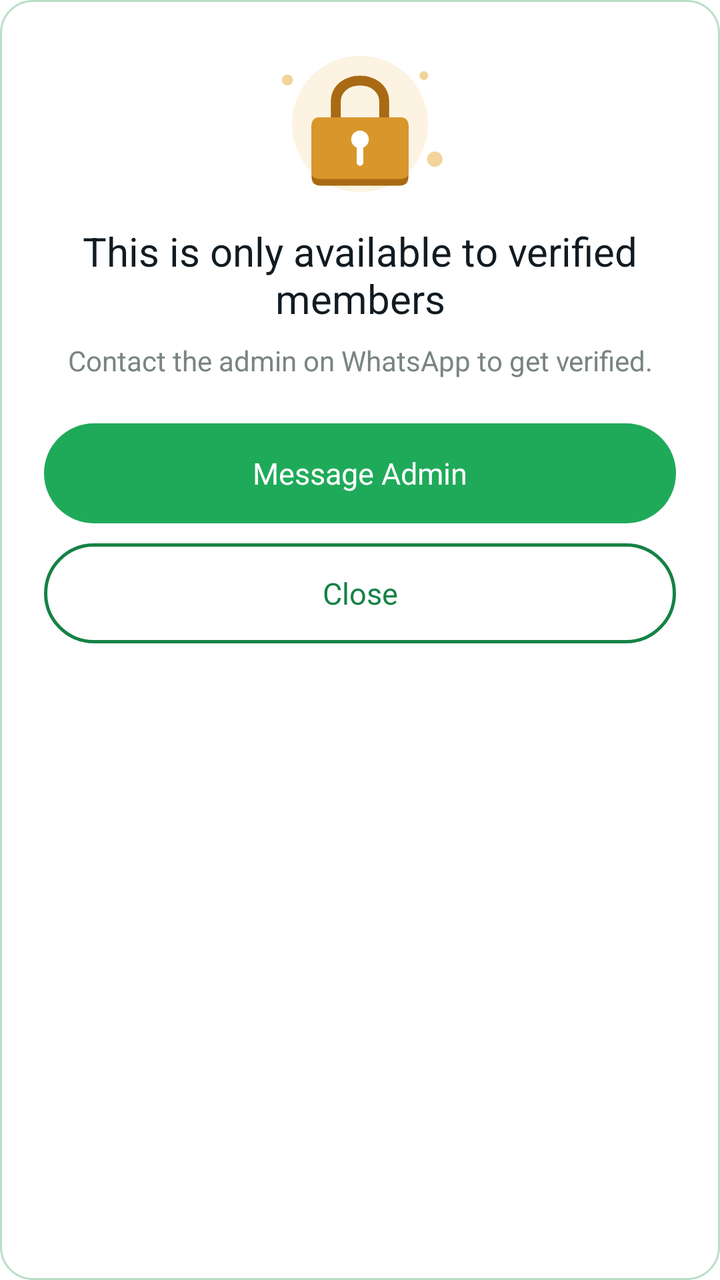
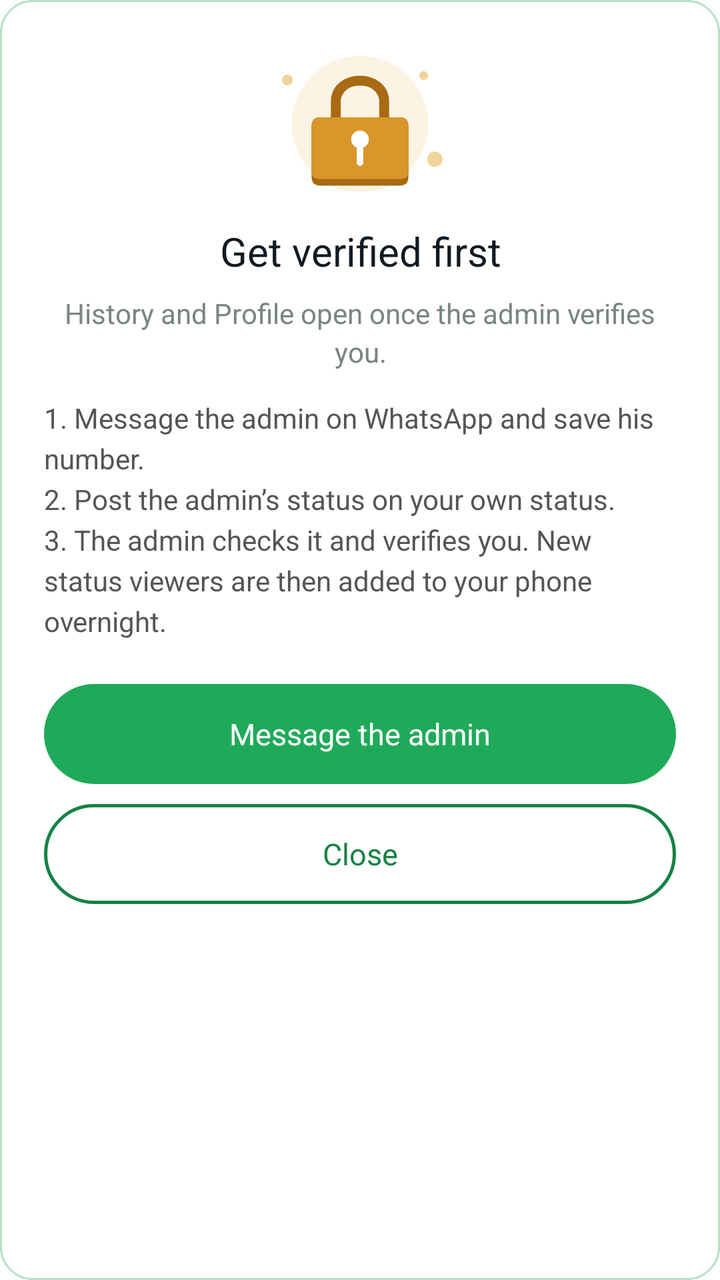

The first picture is an Android layout as it rendered before a commit; the second is the same layout after the commit. The layout source and the unified diff follow.
<!-- AndroidManifest.xml: application theme Theme.ViewGrow.Starting -->
<!-- res/layout/dialog_verify.xml -->
<?xml version="1.0" encoding="utf-8"?>
<LinearLayout xmlns:android="http://schemas.android.com/apk/res/android"
    android:layout_width="match_parent"
    android:layout_height="wrap_content"
    android:background="@drawable/bg_card"
    android:gravity="center_horizontal"
    android:orientation="vertical"
    android:paddingStart="22dp"
    android:paddingTop="18dp"
    android:paddingEnd="22dp"
    android:paddingBottom="22dp">

    <ImageView
        android:layout_width="110dp"
        android:layout_height="88dp"
        android:importantForAccessibility="no"
        android:src="@drawable/ill_blocked" />

    <TextView
        android:layout_width="match_parent"
        android:layout_height="wrap_content"
        android:layout_marginTop="6dp"
        android:gravity="center"
        android:tag="extrabold"
        android:text="This is only available to verified members"
        android:textColor="@color/dark"
        android:textSize="20sp" />

    <TextView
        android:layout_width="match_parent"
        android:layout_height="wrap_content"
        android:layout_marginTop="8dp"
        android:gravity="center"
        android:lineSpacingExtra="3dp"
        android:text="Contact the admin on WhatsApp to get verified."
        android:textColor="@color/text2"
        android:textSize="14sp" />

    <TextView
        android:id="@+id/verify_admin"
        android:layout_width="match_parent"
        android:layout_height="wrap_content"
        android:minHeight="50dp"
        android:paddingTop="8dp"
        android:paddingBottom="8dp"
        android:layout_marginTop="22dp"
        android:background="@drawable/bg_pill_fill"
        android:clickable="true"
        android:focusable="true"
        android:gravity="center"
        android:tag="semibold"
        android:text="Message Admin"
        android:textColor="@color/white"
        android:textSize="15sp" />

    <TextView
        android:id="@+id/verify_close"
        android:layout_width="match_parent"
        android:layout_height="wrap_content"
        android:minHeight="50dp"
        android:paddingTop="8dp"
        android:paddingBottom="8dp"
        android:layout_marginTop="10dp"
        android:background="@drawable/bg_pill_outline"
        android:clickable="true"
        android:focusable="true"
        android:gravity="center"
        android:tag="semibold"
        android:text="Close"
        android:textColor="@color/green_text"
        android:textSize="15sp" />
</LinearLayout>
<!-- resources referenced by this layout -->
<resources>
  <color name="dark">#111B21</color>
  <color name="green_text">#158245</color>
  <color name="text2">#7A8580</color>
  <color name="white">#FFFFFF</color>
  <!-- drawable bg_card (drawable) -->
  <?xml version="1.0" encoding="utf-8"?>
  <shape xmlns:android="http://schemas.android.com/apk/res/android" android:shape="rectangle">
      <solid android:color="@color/surface" />
      <stroke android:width="1dp" android:color="@color/border" />
      <corners android:radius="16dp" />
  </shape>
  <!-- drawable bg_pill_fill (drawable) -->
  <?xml version="1.0" encoding="utf-8"?>
  <shape xmlns:android="http://schemas.android.com/apk/res/android" android:shape="rectangle">
      <solid android:color="@color/green" />
      <corners android:radius="100dp" />
  </shape>
  <!-- drawable bg_pill_outline (drawable) -->
  <?xml version="1.0" encoding="utf-8"?>
  <shape xmlns:android="http://schemas.android.com/apk/res/android" android:shape="rectangle">
      <solid android:color="@color/surface" />
      <stroke android:width="1.5dp" android:color="@color/green_dark" />
      <corners android:radius="100dp" />
  </shape>
  <!-- drawable ill_blocked (drawable) -->
  <?xml version="1.0" encoding="utf-8"?>
  <vector xmlns:android="http://schemas.android.com/apk/res/android"
      android:width="200dp"
      android:height="160dp"
      android:viewportWidth="200"
      android:viewportHeight="160">
      <path android:fillColor="@color/amber_bg" android:pathData="M100,80m-62,0a62,62 0,1 1,124 0a62,62 0,1 1,-124 0" />
      <path android:fillColor="#F2D49A" android:pathData="M34,40m-5,0a5,5 0,1 1,10 0a5,5 0,1 1,-10 0" />
      <path android:fillColor="#F2D49A" android:pathData="M168,112m-7,0a7,7 0,1 1,14 0a7,7 0,1 1,-14 0" />
      <path android:fillColor="#F2D49A" android:pathData="M158,36m-4,0a4,4 0,1 1,8 0a4,4 0,1 1,-8 0" />
      <path android:strokeColor="#A86A12" android:strokeWidth="9" android:strokeLineCap="round" android:fillColor="#00000000" android:pathData="M78,76L78,60C78,34 122,34 122,60L122,76" />
      <path android:fillColor="#A86A12" android:pathData="M64,74L136,74Q144,74 144,82L144,128Q144,136 136,136L64,136Q56,136 56,128L56,82Q56,74 64,74Z" />
      <path android:fillColor="#D9962B" android:pathData="M64,74L136,74Q144,74 144,82L144,124Q144,130 136,130L64,130Q56,130 56,124L56,82Q56,74 64,74Z" />
      <path android:fillColor="#FFFFFF" android:pathData="M100,94m-8,0a8,8 0,1 1,16 0a8,8 0,1 1,-16 0" />
      <path android:strokeColor="#FFFFFF" android:strokeWidth="6" android:strokeLineCap="round" android:pathData="M100,98L100,115" />
  </vector>
  <style name="Theme.ViewGrow.Starting" parent="Theme.SplashScreen">
          <item name="windowSplashScreenBackground">@color/splash_bg</item>
          <item name="windowSplashScreenAnimatedIcon">@drawable/splash_icon</item>
          <item name="postSplashScreenTheme">@style/Theme.ViewGrow</item>
      </style>
  <color name="surface">#FFFFFF</color>
  <color name="border">#B8DEC6</color>
  <color name="green">#1FAA59</color>
  <color name="green_dark">#158245</color>
  <color name="amber_bg">#FCF3E3</color>
  <color name="splash_bg">#111B21</color>
  <!-- drawable splash_icon: png bitmap (drawable-nodpi, 88772 bytes) -->
  <style name="Theme.ViewGrow" parent="Theme.MaterialComponents.DayNight.NoActionBar">
          <item name="colorPrimary">@color/green</item>
          <item name="colorSurface">@color/surface</item>
          <item name="colorOnSurface">@color/dark</item>
          <item name="colorPrimaryVariant">@color/green_dark</item>
          <item name="colorOnPrimary">@color/white</item>
          <item name="colorSecondary">@color/green</item>
          <item name="colorControlActivated">@color/green</item>
          <item name="android:windowBackground">@color/surface</item>
          <item name="android:statusBarColor">@android:color/transparent</item>
          <item name="android:navigationBarColor">@color/surface</item>
          <item name="android:windowLightStatusBar">false</item>
      </style>
</resources>

<!-- the commit's change to res/layout/dialog_verify.xml (unified diff, before → after) -->
@@ -22,7 +22,7 @@
         android:layout_marginTop="6dp"
         android:gravity="center"
         android:tag="extrabold"
-        android:text="This is only available to verified members"
+        android:text="Get verified first"
         android:textColor="@color/dark"
         android:textSize="20sp" />
 
@@ -32,8 +32,19 @@
         android:layout_marginTop="8dp"
         android:gravity="center"
         android:lineSpacingExtra="3dp"
-        android:text="Contact the admin on WhatsApp to get verified."
+        android:text="History and Profile open once the admin verifies you."
         android:textColor="@color/text2"
+        android:textSize="14sp" />
+
+    
+    <TextView
+        android:layout_width="match_parent"
+        android:layout_height="wrap_content"
+        android:layout_marginTop="14dp"
+        android:gravity="start"
+        android:lineSpacingExtra="4dp"
+        android:text="1. Message the admin on WhatsApp and save his number.\n2. Post the admin’s status on your own status.\n3. The admin checks it and verifies you. New status viewers are then added to your phone overnight."
+        android:textColor="@color/text"
         android:textSize="14sp" />
 
     <TextView
@@ -49,7 +60,7 @@
         android:focusable="true"
         android:gravity="center"
         android:tag="semibold"
-        android:text="Message Admin"
+        android:text="Message the admin"
         android:textColor="@color/white"
         android:textSize="15sp" />
 
<!-- resource entries referenced after the edit -->
@@ -2,6 +2,7 @@
 <resources>
   <color name="dark">#111B21</color>
   <color name="green_text">#158245</color>
+  <color name="text">#555555</color>
   <color name="text2">#7A8580</color>
   <color name="white">#FFFFFF</color>
   <!-- drawable bg_card (drawable) -->
